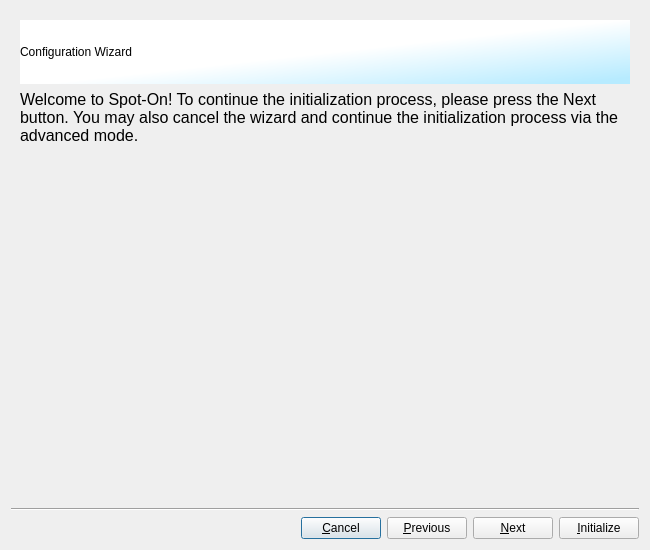
The window that branches/trunk/UI/spot-on-wizard.ui (textbrowser/spot-on) describes before a commit, drawn with Qt 5.
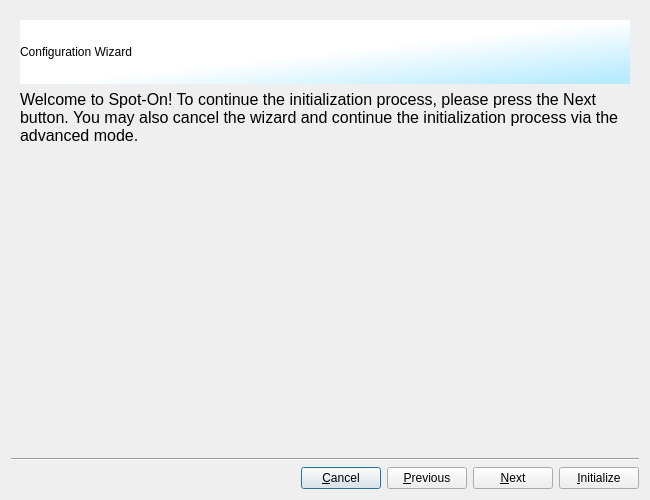
The same window after the commit. Icons and pictures are not drawn.

Commit message: Use variables.

What changed in the file:
```diff
--- a/branches/trunk/UI/spot-on-wizard.ui
+++ b/branches/trunk/UI/spot-on-wizard.ui
@@ -7,7 +7,7 @@
     <x>0</x>
     <y>0</y>
     <width>650</width>
-    <height>550</height>
+    <height>500</height>
    </rect>
   </property>
   <property name="windowTitle">
```
The commit also changes 1 other file.
